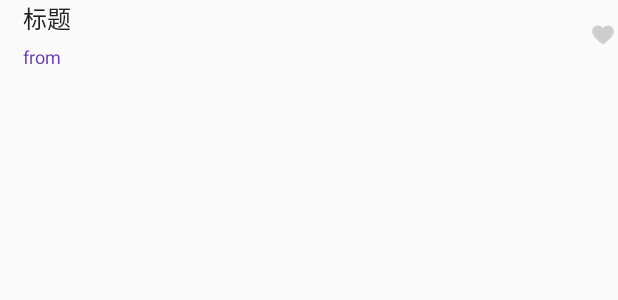
After one commit to googlehenry/cixuekaolian, an Android app: the layout fragment_ci_item_searched_word.xml on its own in the app's theme, with its tools: preview values and no code run, on a phone screen of 412 x 824 dp. The commit adds this screen. Shown: the top 300 px of the screen. Run offline under Robolectric (Android 15) with nearby library versions, the phone set to English and light mode, and no system bars; network calls fail.

Commit message:
add ci basics

```diff
--- a/app/build.gradle
+++ b/app/build.gradle
@@ -34,6 +34,8 @@ android {
 }
 
 dependencies {
+    implementation 'devlight.io:navigationtabbar:1.2.5'
+    implementation 'ru.github.igla:ferriswheel:1.2'
     implementation 'com.ms-square:expandableTextView:0.1.4'
 
     /*agentWeb*/
--- /dev/null
+++ b/app/src/main/java/com/qianli/cixuekaolian/wigets/BrandTextView.kt
@@ -0,0 +1,35 @@
+package com.qianli.cixuekaolian.wigets
+
+import android.content.Context
+import android.graphics.Typeface
+import android.util.AttributeSet
+
+
+class BrandTextView : androidx.appcompat.widget.AppCompatTextView {
+    constructor(context: Context?, attrs: AttributeSet?, defStyle: Int) : super(
+        context,
+        attrs,
+        defStyle
+    )
+
+    constructor(context: Context?, attrs: AttributeSet?) : super(context, attrs)
+    constructor(context: Context?) : super(context)
+
+    override fun setTypeface(tf: Typeface?, style: Int) {
+        if (style == Typeface.BOLD) {
+            super.setTypeface(
+                Typeface.createFromAsset(
+                    context.assets,
+                    "fonts/mononoki-Regular.ttf"
+                )
+            )
+        } else {
+            super.setTypeface(
+                Typeface.createFromAsset(
+                    context.assets,
+                    "fonts/mononoki-Regular.ttf"
+                )
+            )
+        }
+    }
+}
--- /dev/null
+++ b/app/src/main/res/drawable/shape_ci_search.xml
@@ -0,0 +1,6 @@
+<?xml version="1.0" encoding="utf-8"?>
+<shape xmlns:android="http://schemas.android.com/apk/res/android"
+    android:shape="rectangle">
+    <corners android:radius="180dp" />
+    <solid android:color="@color/white" />
+</shape>
--- /dev/null
+++ b/app/src/main/res/layout/fragment_ci_item_searched_word.xml
@@ -0,0 +1,56 @@
+<?xml version="1.0" encoding="utf-8"?>
+<LinearLayout xmlns:android="http://schemas.android.com/apk/res/android"
+    android:layout_width="match_parent"
+    android:layout_height="wrap_content"
+    android:orientation="vertical">
+
+    <LinearLayout
+        android:layout_width="match_parent"
+        android:layout_height="wrap_content"
+        android:gravity="center_vertical"
+        android:orientation="horizontal">
+
+        <LinearLayout
+            android:layout_width="0dp"
+            android:layout_height="wrap_content"
+            android:layout_marginLeft="@dimen/dp_15"
+            android:layout_marginRight="@dimen/dp_10"
+            android:layout_weight="1"
+            android:orientation="vertical">
+
+            <com.qianli.cixuekaolian.wigets.BrandTextView
+                android:id="@+id/ci_word"
+                android:layout_width="match_parent"
+                android:layout_height="wrap_content"
+                android:ellipsize="end"
+                android:maxLines="2"
+                android:text="标题"
+                android:layout_marginBottom="5dp"
+                android:textColor="@color/black"
+                android:textSize="@dimen/sp_16" />
+
+
+            <TextView
+                android:id="@+id/ci_source"
+                android:layout_width="wrap_content"
+                android:layout_height="wrap_content"
+                android:includeFontPadding="false"
+                android:paddingTop="@dimen/dp_2"
+                android:text="from"
+                android:layout_marginBottom="2dp"
+                android:textColor="@color/colorPrimary"
+                android:textSize="@dimen/sp_12" />
+
+
+        </LinearLayout>
+
+        <ImageView
+            android:id="@+id/article_favorite"
+            android:layout_width="@dimen/dp_20"
+            android:layout_height="@dimen/dp_20"
+            android:contentDescription="@null"
+            android:src="@drawable/ic_like_normal" />
+
+    </LinearLayout>
+
+</LinearLayout>
```
Also changed, not shown: app/src/main/java/com/qianli/cixuekaolian/MainActivity.kt (+8 -4 lines), app/src/main/java/com/qianli/cixuekaolian/adapter/SearchedWordAdapter.kt (added, +35 -0 lines), app/src/main/java/com/qianli/cixuekaolian/beans/CiModels.kt (added, +7 -0 lines), app/src/main/java/com/qianli/cixuekaolian/module/ci/CiFragment.kt (added, +83 -0 lines), app/src/main/java/com/qianli/cixuekaolian/module/lian/LianFragment.kt (added, +21 -0 lines), app/src/main/res/layout/fragment_ci.xml (added, +59 -0 lines), app/src/main/res/layout/fragment_lian.xml (added, +18 -0 lines), app/src/main/res/values/arrays.xml (added, +38 -0 lines).
